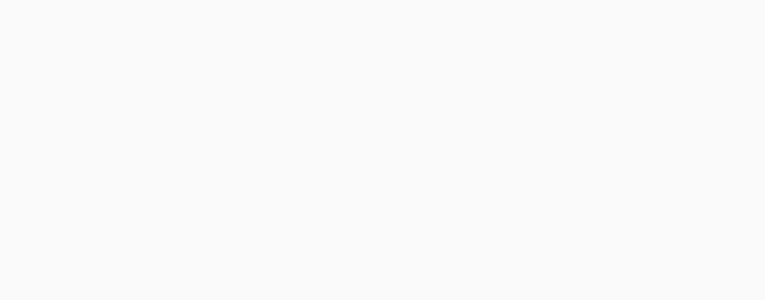
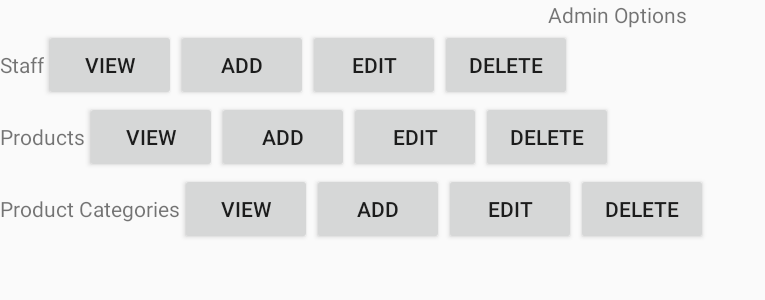
Before and after one commit to davidlopezre/YZA_PoS_Android_Tablet, an Android app: the AdminOptionsActivity screen opened directly, with no data from a screen before it, on a phone screen of 824 x 412 dp (held sideways). Before the commit the part shown is empty. Shown: the top 300 px of the screen, without its empty margins (0-765 px from the left). Run offline under Robolectric (Android 15) with nearby library versions, the phone set to English and light mode, and no system bars.

Commit message:
Created simple layout for admin options

```diff
--- a/app/src/main/res/layout/activity_admin_options.xml
+++ b/app/src/main/res/layout/activity_admin_options.xml
@@ -1,9 +1,95 @@
 <?xml version="1.0" encoding="utf-8"?>
-<android.support.constraint.ConstraintLayout xmlns:android="http://schemas.android.com/apk/res/android"
-    xmlns:app="http://schemas.android.com/apk/res-auto"
-    xmlns:tools="http://schemas.android.com/tools"
-    android:layout_width="match_parent"
-    android:layout_height="match_parent"
-    tools:context="com.pos.yza.yzapos.AdminOptionsActivity">
+    <LinearLayout
+        xmlns:android="http://schemas.android.com/apk/res/android"
+        xmlns:app="http://schemas.android.com/apk/res-auto"
+        xmlns:tools="http://schemas.android.com/tools"
+        android:layout_width="match_parent"
+        android:layout_height="wrap_content"
+        android:orientation="vertical"
+        tools:context="com.pos.yza.yzapos.AdminOptionsActivity">
+        <TextView
+            android:layout_width="wrap_content"
+            android:layout_height="wrap_content"
+            android:text="@string/admin_options"
+            android:layout_gravity="center"/>
 
-</android.support.constraint.ConstraintLayout>
+        <LinearLayout
+            android:layout_width="match_parent"
+            android:layout_height="wrap_content"
+            android:orientation="horizontal">
+
+            <TextView
+                android:layout_width="wrap_content"
+                android:layout_height="wrap_content"
+                android:text="@string/staff"/>
+            <Button
+                android:layout_width="wrap_content"
+                android:layout_height="wrap_content"
+                android:text="@string/view"/>
+            <Button
+                android:layout_width="wrap_content"
+                android:layout_height="wrap_content"
+                android:text="@string/add"/>
+            <Button
+                android:layout_width="wrap_content"
+                android:layout_height="wrap_content"
+                android:text="@string/edit"/>
+            <Button
+                android:layout_width="wrap_content"
+                android:layout_height="wrap_content"
+                android:text="@string/del"/>
+        </LinearLayout>
+
+        <LinearLayout
+            android:layout_width="match_parent"
+            android:layout_height="wrap_content"
+            android:orientation="horizontal">
+            <TextView
+                android:layout_width="wrap_content"
+                android:layout_height="wrap_content"
+                android:text="@string/products"/>
+            <Button
+                android:layout_width="wrap_content"
+                android:layout_height="wrap_content"
+                android:text="@string/view"/>
+            <Button
+                android:layout_width="wrap_content"
+                android:layout_height="wrap_content"
+                android:text="@string/add"/>
+            <Button
+                android:layout_width="wrap_content"
+                android:layout_height="wrap_content"
+                android:text="@string/edit"/>
+            <Button
+                android:layout_width="wrap_content"
+                android:layout_height="wrap_content"
+                android:text="@string/del"/>
+        </LinearLayout>
+
+        <LinearLayout
+            android:layout_width="match_parent"
+            android:layout_height="wrap_content"
+            android:orientation="horizontal">
+            <TextView
+                android:layout_width="wrap_content"
+                android:layout_height="wrap_content"
+                android:text="@string/product_categories"/>
+            <Button
+                android:layout_width="wrap_content"
+                android:layout_height="wrap_content"
+                android:text="@string/view"/>
+            <Button
+                android:layout_width="wrap_content"
+                android:layout_height="wrap_content"
+                android:text="@string/add"/>
+            <Button
+                android:layout_width="wrap_content"
+                android:layout_height="wrap_content"
+                android:text="@string/edit"/>
+            <Button
+                android:layout_width="wrap_content"
+                android:layout_height="wrap_content"
+                android:text="@string/del"/>
+        </LinearLayout>
+
+    </LinearLayout>
--- a/app/src/main/res/values/strings.xml
+++ b/app/src/main/res/values/strings.xml
@@ -8,4 +8,9 @@
     <string name="edit">Edit</string>
     <string name="del">Delete</string>
     <string name="next">Next</string>
+    <string name="admin_options">Admin Options</string>
+    <string name="staff">Staff</string>
+    <string name="products">Products</string>
+    <string name="product_categories">Product Categories</string>
+    <string name="view">View</string>
 </resources>
```
